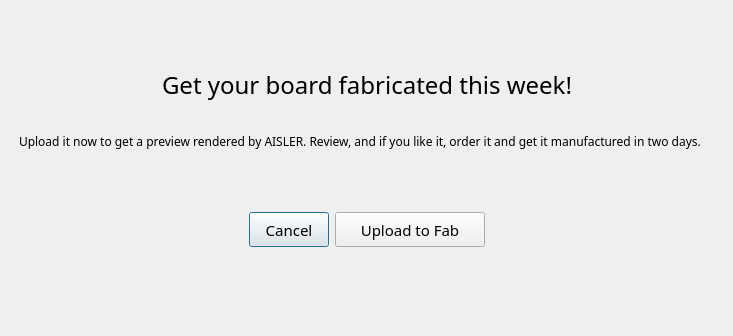
Above: src/dialogs/fabuploaddialog.ui from fritzing/fritzing-app before the change. Below: the same form after it.
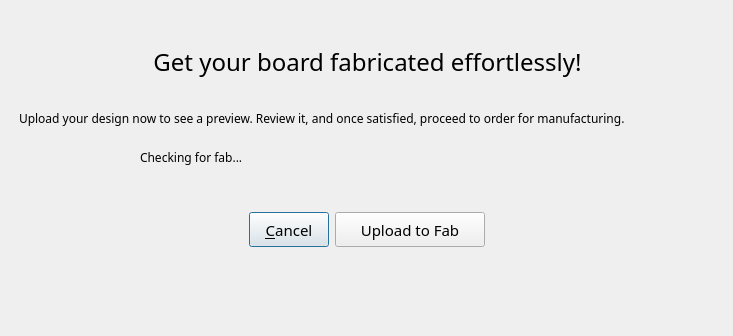
That is the form after the change. Icons and pictures are not drawn. Custom widgets are drawn as their Qt base class.

Commit message: Customized upload dialog according to QSetting.

What changed in the file:
```diff
--- a/src/dialogs/fabuploaddialog.ui
+++ b/src/dialogs/fabuploaddialog.ui
@@ -62,12 +62,11 @@
          <font>
           <family>Droid Sans</family>
           <pointsize>18</pointsize>
-          <weight>50</weight>
           <bold>false</bold>
          </font>
         </property>
         <property name="text">
-         <string>Get your board fabricated this week!</string>
+         <string>Get your board fabricated effortlessly!</string>
         </property>
         <property name="alignment">
          <set>Qt::AlignCenter</set>
@@ -103,14 +102,57 @@
           </property>
           <widget class="QLabel" name="label_2">
            <property name="text">
-            <string>Upload it now to get a preview rendered by AISLER. Review, and if you like it, order it and get it manufactured in two days.</string>
+            <string>Upload your design now to see a preview. Review it, and once satisfied, proceed to order for manufacturing.</string>
            </property>
            <property name="wordWrap">
             <bool>true</bool>
            </property>
+           <property name="margin">
+            <number>2</number>
+           </property>
           </widget>
          </widget>
         </item>
+        <item>
+         <layout class="QHBoxLayout" name="horizontalLayout4" stretch="1,5">
+          <item>
+           <widget class="QSplitter" name="splitter2">
+            <property name="orientation">
+             <enum>Qt::Vertical</enum>
+            </property>
+            <widget class="QLabel" name="fab_icon">
+             <property name="text">
+              <string/>
+             </property>
+             <property name="pixmap">
+              <pixmap resource="../../phoenixresources.qrc">:/resources/images/icons/Toolbar_Icon_Order.png</pixmap>
+             </property>
+             <property name="alignment">
+              <set>Qt::AlignCenter</set>
+             </property>
+             <property name="wordWrap">
+              <bool>true</bool>
+             </property>
+            </widget>
+           </widget>
+          </item>
+          <item>
+           <widget class="QSplitter" name="splitter3">
+            <property name="orientation">
+             <enum>Qt::Vertical</enum>
+            </property>
+            <widget class="QLabel" name="fab_message">
+             <property name="text">
+              <string>Checking for fab...</string>
+             </property>
+             <property name="wordWrap">
+              <bool>true</bool>
+             </property>
+            </widget>
+           </widget>
+          </item>
+         </layout>
+        </item>
         <item>
          <spacer name="verticalSpacer_3">
           <property name="orientation">
@@ -160,7 +202,11 @@
              </font>
             </property>
             <property name="text">
-             <string>Cancel</string>
+             <string>&amp;Cancel</string>
+            </property>
+            <property name="icon">
+             <iconset theme="window-close">
+              <normaloff>.</normaloff>.</iconset>
             </property>
            </widget>
           </item>
```
Left out of the diff: 14 changed lines with no effect on the pictures. The commit also changes 8 other files.
